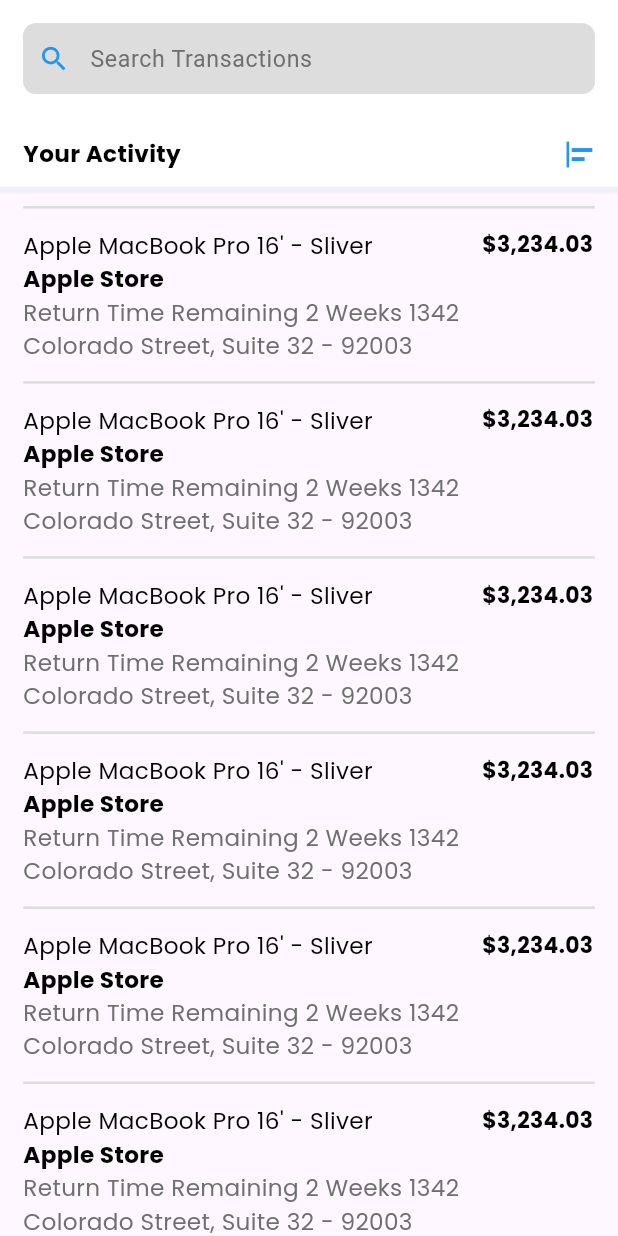
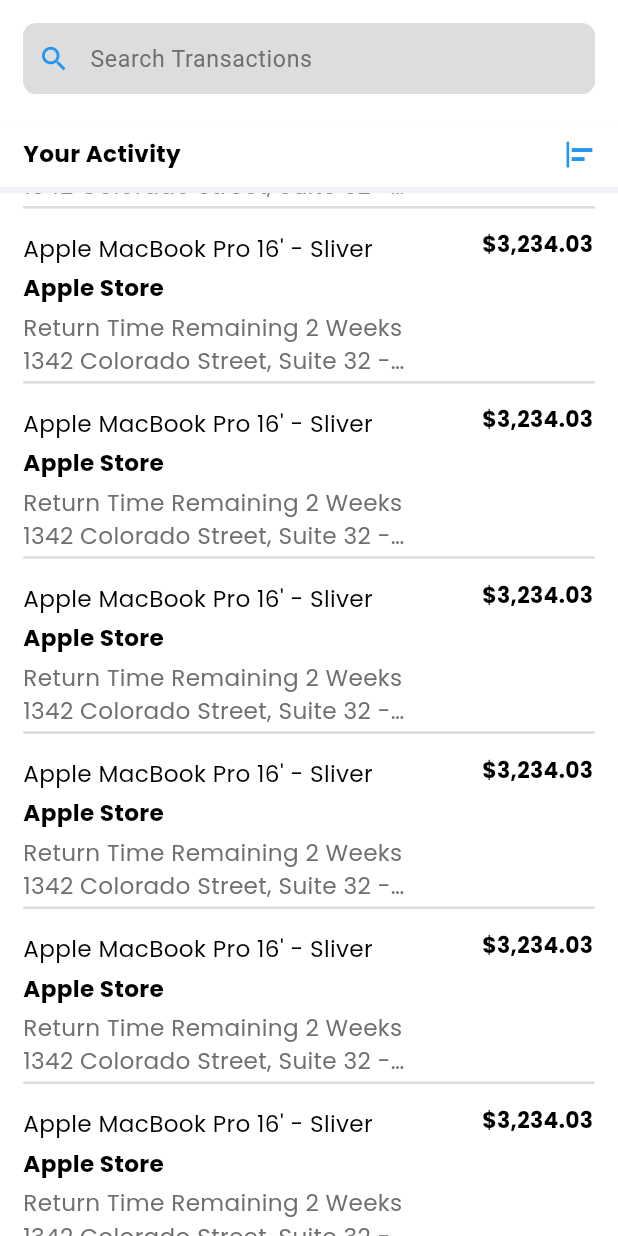
Before and after one commit to UJWALYADAVMOBISOFTSEO/PaymentUI, a Flutter app: the screen it shows after launch, scrolled down 576 dp, on a phone screen of 412 x 824 dp. Run offline on Flutter 3.47's test engine with Material 3 defaults, Android fonts, the phone set to English and light mode, and no system bars; our stand-ins replace cached_network_image, google_fonts, responsive_framework; missing offline and left inert: simple_ripple_animation.

Commit message:
Home PAge Done

```diff
--- a/lib/Screens/HomePage.dart
+++ b/lib/Screens/HomePage.dart
@@ -1,4 +1,5 @@
 import 'package:flutter/material.dart';
+import 'package:flutter/services.dart';
 import 'package:google_fonts/google_fonts.dart';
 import 'package:paymentapptask/Global/colors.dart';
 
@@ -10,7 +11,15 @@
 
   @override
   Widget build(BuildContext context) {
-    return Scaffold(
+    return SafeArea(
+      child: AnnotatedRegion(
+        value: const SystemUiOverlayStyle(
+          ///This Is To Remove StatusBar Color
+          statusBarColor: Colors.transparent,
+          statusBarIconBrightness: Brightness.dark,
+        ),
+        child: Scaffold(
+          backgroundColor: Colors.white,
           body: CustomScrollView(
             slivers: <Widget>[
               const HomeAppBar(),
@@ -22,14 +31,16 @@
                     child: Container(
                       height: 120,
                       decoration: const BoxDecoration(
-                      border:
-                          Border(bottom: BorderSide(color: GREY, width: 2))),
+                          border: Border(
+                              bottom: BorderSide(color: GREY, width: 2))),
                       child: Row(
                         children: [
                           Expanded(
                               flex: 4,
                               child: Column(
                                 crossAxisAlignment: CrossAxisAlignment.start,
+                                mainAxisAlignment:
+                                    MainAxisAlignment.spaceAround,
                                 children: [
                                   Text(
                                     "Apple MacBook Pro 16' - Sliver",
@@ -44,7 +55,7 @@
                                         fontWeight: FontWeight.bold),
                                   ),
                                   SizedBox(
-                                width: 350,
+                                    width: 300,
                                     child: Text(
                                       'Return Time Remaining 2 Weeks 1342 Colorado Street, Suite 32 - 92003',
                                       style: GoogleFonts.poppins(
@@ -76,6 +87,8 @@
               ),
             ],
           ),
+        ),
+      ),
     );
   }
 }
--- a/lib/main.dart
+++ b/lib/main.dart
@@ -1,5 +1,6 @@
 import 'package:flutter/material.dart';
 import 'package:flutter/services.dart';
+import 'package:paymentapptask/Global/colors.dart';
 import 'package:paymentapptask/Screens/HomePage.dart';
 import 'package:responsive_framework/responsive_wrapper.dart';
 
@@ -9,21 +10,8 @@
   runApp(const MyApp());
 }
 
-class MyApp extends StatefulWidget {
+class MyApp extends StatelessWidget {
   const MyApp({super.key});
-
-  @override
-  State<MyApp> createState() => _MyAppState();
-}
-
-class _MyAppState extends State<MyApp> {
-  @override
-  void initState() {
-    ///Here i made MyApp StateFul As i want to hide statusBar of Apllication
-    SystemChrome.setEnabledSystemUIMode(SystemUiMode.manual,
-        overlays: [SystemUiOverlay.bottom]);
-    super.initState();
-  }
 
   @override
   Widget build(BuildContext context) {
```
Also changed, not shown: lib/Components/HomeAppBar.dart (+20 -8 lines). Lines whose indentation alone changed are shown as unchanged.
